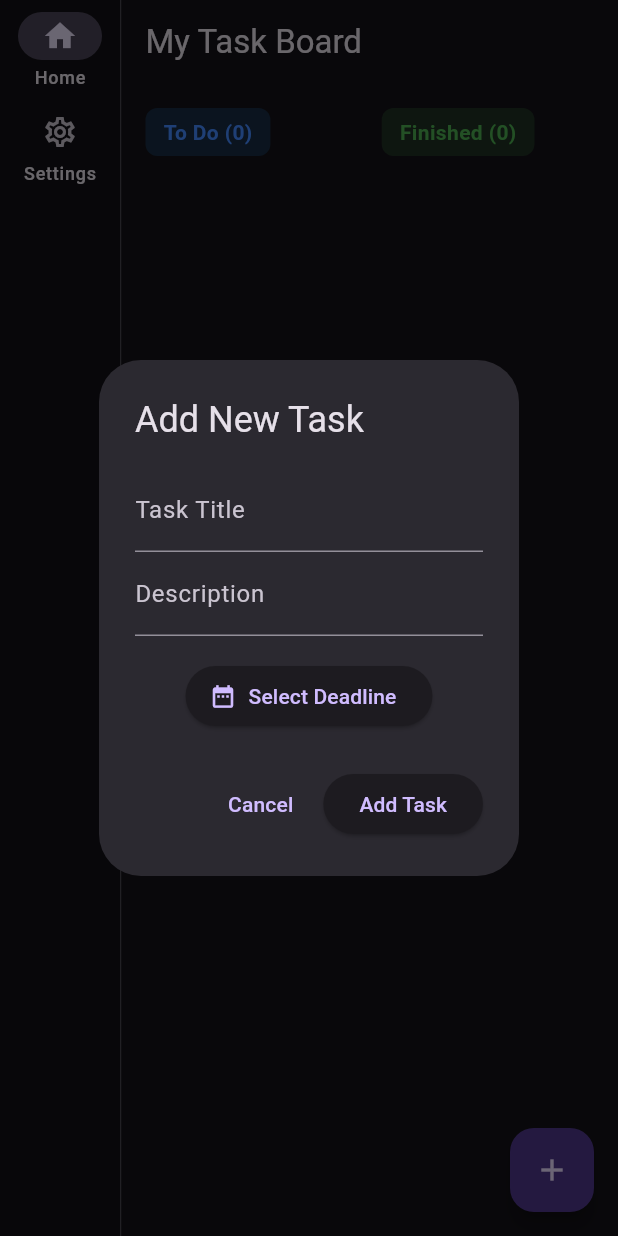
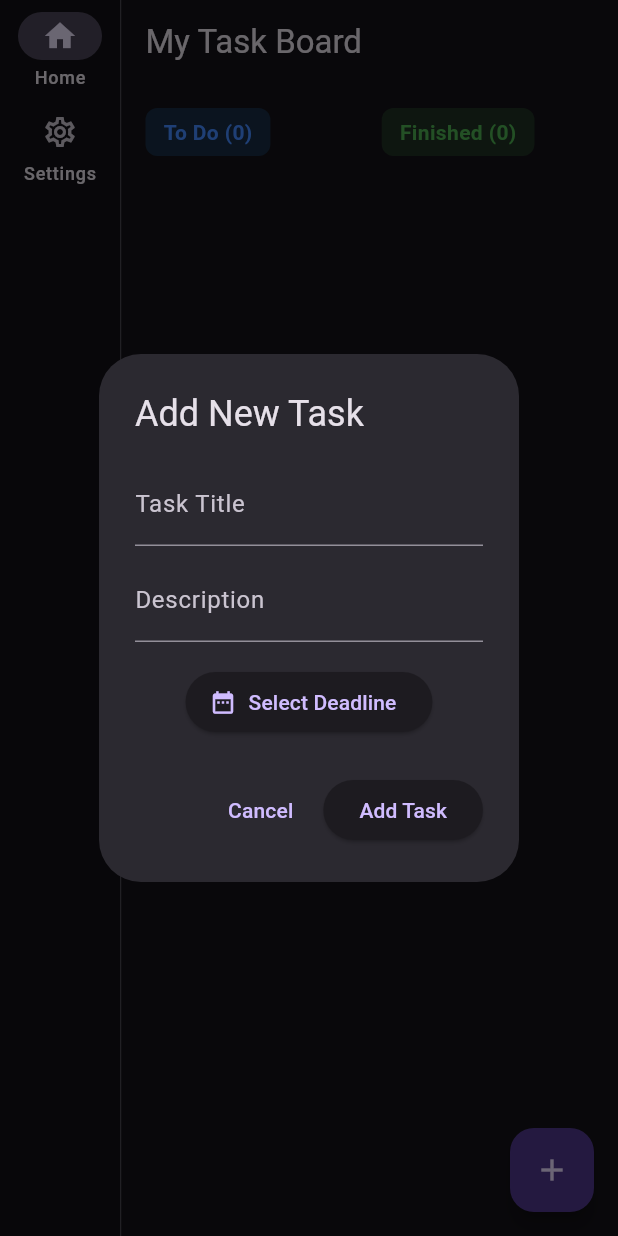
Before and after one commit to FandyHanz/TaskManApp, a Flutter app: the screen it shows after launch, after a tap on the "add" icon, on a phone screen of 412 x 824 dp. Run offline on Flutter 3.47's test engine with Material 3 defaults, Android fonts, the phone set to English and light mode, and no system bars.

Commit message:
Add: fix bug

```diff
--- a/lib/screens/home_screen.dart
+++ b/lib/screens/home_screen.dart
@@ -41,10 +41,8 @@
       _tasks.add(newTask);
     });
     _storageService.saveTasks(_tasks);
-    // TODO: Panggil NotificationService.schedule(newTask) di sini nanti
   }
 
-  // Update Status ke Finished
   void _markAsDone(int id) {
     setState(() {
       _tasks.firstWhere((t) => t.id == id).isFinished = true;
@@ -52,7 +50,6 @@
     _storageService.saveTasks(_tasks);
   }
 
-  // Hapus Task
   void _deleteTask(int id) {
     setState(() {
       _tasks.removeWhere((t) => t.id == id);
@@ -102,7 +99,9 @@
         Container(
           padding: const EdgeInsets.symmetric(horizontal: 12, vertical: 6),
           decoration: BoxDecoration(
-            color: isFinished ? Colors.green.withOpacity(0.2) : Colors.blue.withOpacity(0.2),
+            color: isFinished
+                ? Colors.green.withOpacity(0.2)
+                : Colors.blue.withOpacity(0.2),
             borderRadius: BorderRadius.circular(8),
           ),
           child: Text(
@@ -122,7 +121,9 @@
               return Card(
                 elevation: 2,
                 margin: const EdgeInsets.only(bottom: 12),
-                shape: RoundedRectangleBorder(borderRadius: BorderRadius.circular(12)),
+                shape: RoundedRectangleBorder(
+                  borderRadius: BorderRadius.circular(12),
+                ),
                 child: ListTile(
                   contentPadding: const EdgeInsets.all(12),
                   title: Text(
@@ -134,13 +135,25 @@
                     children: [
                       Text(task.desc),
                       const SizedBox(height: 8),
+                      // Baris 139 di kode ente mestinya bagian ini:
                       Row(
                         children: [
-                          const Icon(Icons.calendar_month, size: 14, color: Colors.grey),
+                          const Icon(
+                            Icons.calendar_month,
+                            size: 14,
+                            color: Colors.grey,
+                          ),
                           const SizedBox(width: 4),
-                          Text(
-                            "${task.deadline.day}/${task.deadline.month}/${task.deadline.year}",
-                            style: const TextStyle(fontSize: 12, color: Colors.grey),
+                          Expanded(
+                            child: Text(
+                              "${task.deadline.day}/${task.deadline.month}/${task.deadline.year}",
+                              overflow: TextOverflow
+                                  .ellipsis,
+                              style: const TextStyle(
+                                fontSize: 12,
+                                color: Colors.grey,
+                              ),
+                            ),
                           ),
                         ],
                       ),
@@ -151,12 +164,18 @@
                     children: [
                       if (!isFinished)
                         IconButton(
-                          icon: const Icon(Icons.check_circle_outline, color: Colors.green),
+                          icon: const Icon(
+                            Icons.check_circle_outline,
+                            color: Colors.green,
+                          ),
                           onPressed: () => _markAsDone(task.id),
                         )
                       else
                         IconButton(
-                          icon: const Icon(Icons.delete_outline, color: Colors.red),
+                          icon: const Icon(
+                            Icons.delete_outline,
+                            color: Colors.red,
+                          ),
                           onPressed: () => _deleteTask(task.id),
                         ),
                     ],
@@ -170,7 +189,6 @@
     );
   }
 
-  // Dialog buat input task baru
   void _showAddTaskDialog(BuildContext context) {
     final titleController = TextEditingController();
     final descController = TextEditingController();
@@ -184,8 +202,15 @@
           child: Column(
             mainAxisSize: MainAxisSize.min,
             children: [
-              TextField(controller: titleController, decoration: const InputDecoration(labelText: "Task Title")),
-              TextField(controller: descController, decoration: const InputDecoration(labelText: "Description")),
+              TextField(
+                controller: titleController,
+                decoration: const InputDecoration(labelText: "Task Title"),
+              ),
+              const SizedBox(height: 8),
+              TextField(
+                controller: descController,
+                decoration: const InputDecoration(labelText: "Description"),
+              ),
               const SizedBox(height: 16),
               ElevatedButton.icon(
                 icon: const Icon(Icons.date_range),
@@ -204,11 +229,18 @@
           ),
         ),
         actions: [
-          TextButton(onPressed: () => Navigator.pop(context), child: const Text("Cancel")),
+          TextButton(
+            onPressed: () => Navigator.pop(context),
+            child: const Text("Cancel"),
+          ),
           ElevatedButton(
             onPressed: () {
               if (titleController.text.isNotEmpty) {
-                _addNewTask(titleController.text, descController.text, selectedDate);
+                _addNewTask(
+                  titleController.text,
+                  descController.text,
+                  selectedDate,
+                );
                 Navigator.pop(context);
               }
             },
```
Also changed, not shown: 4 other files.
